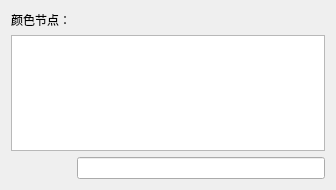
Qt form miniSlicer/Slicer/Modules/Loadable/Colors/Widgets/Resources/UI/qMRMLColorPickerWidget.ui (jiaqiwang969/Slicer) before a commit.
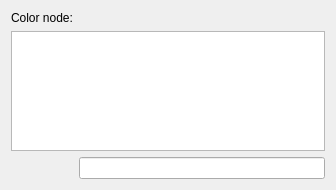
The same form after that commit. Custom widgets are drawn as their Qt base class.

```diff
--- a/miniSlicer/Slicer/Modules/Loadable/Colors/Widgets/Resources/UI/qMRMLColorPickerWidget.ui
+++ b/miniSlicer/Slicer/Modules/Loadable/Colors/Widgets/Resources/UI/qMRMLColorPickerWidget.ui
@@ -16,7 +16,7 @@
    <item row="0" column="0">
     <widget class="QLabel" name="ColorTableLabel">
      <property name="text">
-      <string>颜色节点：</string>
+      <string>Color node:</string>
      </property>
     </widget>
    </item>
```
Left out of the diff: 9 changed lines with no effect on the pictures.
